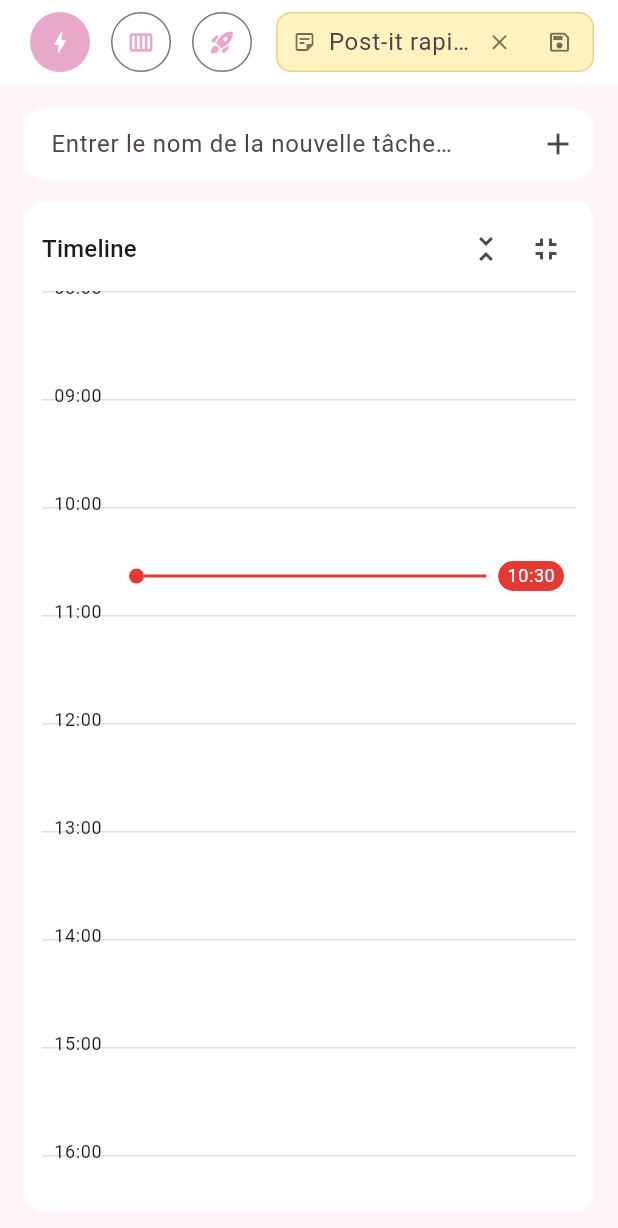
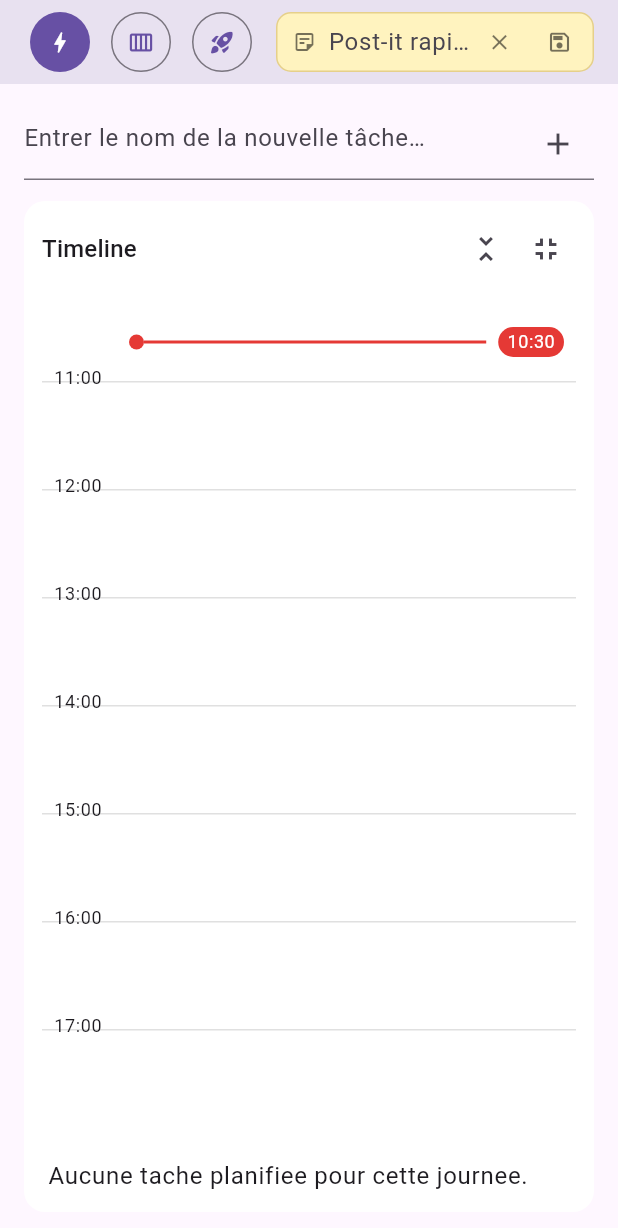
Before and after one commit to alimax2017/tamago, a Flutter app: the screen it shows after launch, after a tap on the "unfold less" icon, after a tap on the "unfold more" icon, after a tap on the "open in full" icon, on a phone screen of 412 x 824 dp. Shown: the top 1228 px of the screen. Run offline on Flutter 3.47's test engine with Material 3 defaults, Android fonts, the phone set to English and light mode, and no system bars; our stand-ins replace shared_preferences.

Commit message:
Code clean, ready for commit: format, bugfixes, mobile UI optimizations

```diff
--- a/lib/main.dart
+++ b/lib/main.dart
@@ -13,65 +13,23 @@ void main() {
   runZonedGuarded(
     () {
       WidgetsFlutterBinding.ensureInitialized();
-
       FlutterError.onError = (FlutterErrorDetails details) {
         debugPrint('[Tamago][FlutterError] ${details.exceptionAsString()}');
         debugPrint(details.stack?.toString() ?? 'No stack trace');
       };
-
       ui.PlatformDispatcher.instance.onError =
           (Object error, StackTrace stack) {
             debugPrint('[Tamago][PlatformError] $error');
             debugPrint(stack.toString());
             return true;
           };
-
-      runApp(const TamagoApp());
-    },
-    (Object error, StackTrace stack) {
+      runApp(const MaterialApp(home: TodayPage()));
+    },
+    (error, stack) {
       debugPrint('[Tamago][ZoneError] $error');
       debugPrint(stack.toString());
     },
   );
-}
-
-class TamagoApp extends StatelessWidget {
-  const TamagoApp({super.key});
-
-  @override
-  Widget build(BuildContext context) {
-    const pastelBackground = Color(0xFFFFF4F9);
-    const pastelPrimary = Color(0xFFE8A8C9);
-    const pastelSecondary = Color(0xFFFFC9DE);
-
-    return MaterialApp(
-      title: 'Tamago Tasks',
-      theme: ThemeData(
-        useMaterial3: true,
-        colorScheme: ColorScheme.fromSeed(
-          seedColor: pastelPrimary,
-          brightness: Brightness.light,
-          primary: pastelPrimary,
-          secondary: pastelSecondary,
-          surface: Colors.white,
-        ),
-        scaffoldBackgroundColor: pastelBackground,
-        inputDecorationTheme: InputDecorationTheme(
-          filled: true,
-          fillColor: Colors.white,
-          border: OutlineInputBorder(
-            borderRadius: BorderRadius.circular(14),
-            borderSide: BorderSide.none,
-          ),
-          contentPadding: const EdgeInsets.symmetric(
-            horizontal: 14,
-            vertical: 12,
-          ),
-        ),
-      ),
-      home: const TodayPage(),
-    );
-  }
 }
 
 enum MainView { today, planning, projects }
@@ -301,6 +259,63 @@ class TodayPage extends StatefulWidget {
 }
 
 class _TodayPageState extends State<TodayPage> with WidgetsBindingObserver {
+    final Set<String> _expandedProjectIds = <String>{};
+  DateTime _withTime(DateTime day, TimeOfDay time) {
+    return DateTime(day.year, day.month, day.day, time.hour, time.minute);
+  }
+
+  void _resetRecurringTasksStatus() {
+    final today = _dateOnly(DateTime.now());
+    for (final task in _tasks) {
+      if (_isRecurringTask(task) &&
+          task.status == 'Terminé' &&
+          !_isSameDay(task.date, today)) {
+        task.status = 'À faire';
+      }
+    }
+  }
+
+  Duration? _reminderOffset(String option) {
+    switch (option) {
+      case '1 jour avant':
+        return const Duration(days: 1);
+      case '1h avant':
+        return const Duration(hours: 1);
+      case '10 min avant':
+        return const Duration(minutes: 10);
+      default:
+        return null;
+    }
+  }
+
+  String _encodeReminderSelections(Set<String> selections) {
+    if (selections.isEmpty) return 'Aucun';
+    return selections.join(' | ');
+  }
+
+  void _centerTimelineOnNow() {
+    WidgetsBinding.instance.addPostFrameCallback((_) {
+      if (!_planningDayScrollController.hasClients) return;
+      final nowMinutes = _liveNow.hour * 60 + _liveNow.minute;
+      final forcedMin = nowMinutes - 180;
+      final minMinutes = forcedMin;
+      final startHour = minMinutes ~/ 60;
+      const hourHeight = 72.0;
+      final nowTop = ((nowMinutes / 60) - startHour) * hourHeight;
+      final viewportHeight =
+          _planningDayScrollController.position.viewportDimension;
+      final targetOffset = nowTop.clamp(
+        0.0,
+        _planningDayScrollController.position.maxScrollExtent,
+      );
+      _planningDayScrollController.animateTo(
+        targetOffset,
+        duration: const Duration(milliseconds: 280),
+        curve: Curves.easeOutCubic,
+      );
+    });
+  }
+
   static const _tasksStorageKey = 'tamago_tasks_v1';
   static const _projectsStorageKey = 'tamago_projects_v1';
   static const _weekNotesStorageKey = 'tamago_week_notes_v1';
@@ -392,46 +407,11 @@ class _TodayPageState extends State<TodayPage> with WidgetsBindingObserver {
     if (trimmed.isEmpty || trimmed == 'Aucun') {
       return const <String>[];
     }
-
     final tokens = trimmed
         .split(RegExp(r'\||,'))
         .map((value) => value.trim())
         .where((value) => value.isNotEmpty && value != 'Aucun');
-
-    return tokens
-        .where((value) => _reminderOptions.contains(value))
-        .toSet()
-        .toList();
-  }
-
-  String _encodeReminderSelections(Set<String> reminders) {
-    if (reminders.isEmpty) {
-      return 'Aucun';
-    }
-    final ordered = _reminderOptions
-        .where((option) => reminders.contains(option))
-        .toList();
-    if (ordered.isEmpty) {
-      return 'Aucun';
-    }
-    return ordered.join('|');
-  }
-
-  Duration? _reminderOffset(String reminder) {
-    switch (reminder) {
-      case '1 jour avant':
-        return const Duration(days: 1);
-      case '1h avant':
-        return const Duration(hours: 1);
-      case '10 min avant':
-        return const Duration(minutes: 10);
-      default:
-        return null;
-    }
-  }
-
-  DateTime _withTime(DateTime day, TimeOfDay time) {
-    return DateTime(day.year, day.month, day.day, time.hour, time.minute);
+    return tokens.toList();
   }
 
   String _reminderId(
@@ -847,6 +827,7 @@ class _TodayPageState extends State<TodayPage> with WidgetsBindingObserver {
         _todayTasksPaneCollapsed = false;
       } else {
         _todayTimelinePaneCollapsed = false;
+        _centerTimelineOnNow();
       }
     });
   }
@@ -964,6 +945,7 @@ class _TodayPageState extends State<TodayPage> with WidgetsBindingObserver {
       if (_projects.isNotEmpty && _selectedProjectId == null) {
         _selectedProjectId = _projects.first.id;
       }
+      _resetRecurringTasksStatus();
     });
     _refreshLiveNowAndReminders();
   }
@@ -2595,51 +2577,37 @@ class _TodayPageState extends State<TodayPage> with WidgetsBindingObserver {
         : _tasksForProject(selectedProject);
 
     Widget buildProjectRow(ProjectItem project) {
-      final isSelected = _selectedProjectId == project.id;
-
+      final isExpanded = _expandedProjectIds.contains(project.id);
       return Padding(
         key: ValueKey('project-${project.id}'),
         padding: const EdgeInsets.only(bottom: 10),
         child: Column(
           crossAxisAlignment: CrossAxisAlignment.start,
           children: [
-            Container(
-              decoration: BoxDecoration(
-                color: Colors.white,
-                borderRadius: BorderRadius.circular(14),
-                border: Border(
-                  left: BorderSide(color: project.color.color, width: 2),
-                  top: BorderSide(color: project.color.color, width: 1),
-                  right: BorderSide(color: project.color.color, width: 1),
-                  bottom: BorderSide(color: project.color.color, width: 1),
-                ),
-              ),
-              child: Material(
-                color: Colors.transparent,
-                borderRadius: BorderRadius.circular(14),
-                child: ListTile(
-                  selected: isSelected,
-                  leading: IconButton(
+            Row(
+              children: [
+                IconButton(
                   onPressed: () => _cycleProjectStatus(project),
-                    icon: Icon(
-                      _statusIcon(project.status),
-                      color: project.color.color,
-                    ),
+                  icon: Icon(_statusIcon(project.status), color: project.color.color),
                   tooltip: 'Changer le statut',
                 ),
-                  title: Text(project.name),
-                  trailing: IconButton(
-                    onPressed: () => _selectProjectTasksPanel(project),
-                    tooltip: 'Afficher les tâches',
-                    icon: Icon(
-                      isSelected
-                          ? Icons.checklist_rounded
-                          : Icons.checklist_outlined,
-                    ),
-                  ),
-                  onTap: () => _openProjectEditor(project),
-                ),
-              ),
+                Expanded(
+                  child: Text(project.name, style: Theme.of(context).textTheme.titleMedium),
+                ),
+                IconButton(
+                  onPressed: () {
+                    setState(() {
+                      if (isExpanded) {
+                        _expandedProjectIds.remove(project.id);
+                      } else {
+                        _expandedProjectIds.add(project.id);
+                      }
+                    });
+                  },
+                  tooltip: isExpanded ? 'Masquer les tâches' : 'Afficher les tâches',
+                  icon: Icon(isExpanded ? Icons.expand_less : Icons.expand_more),
+                ),
+              ],
             ),
           ],
         ),
@@ -2687,6 +2655,18 @@ class _TodayPageState extends State<TodayPage> with WidgetsBindingObserver {
         final isCompact = constraints.maxWidth < 900;
 
         if (isCompact) {
+          return Padding(
+            padding: const EdgeInsets.all(16),
+            child: Column(
+              children: [
+                TextField(
+                  controller: _quickAddProjectController,
+                  textInputAction: TextInputAction.done,
+                  onSubmitted: (_) => _addProjectFromPrompt(),
+                  decoration: InputDecoration(
+                    hintText: 'Entrer le nom du nouveau projet…',
+                    suffixIcon: IconButton(
+                      onPressed: _addProjectFromPrompt,
                       return Padding(
                         padding: const EdgeInsets.all(16),
                         child: Column(
@@ -2706,9 +2686,6 @@ class _TodayPageState extends State<TodayPage> with WidgetsBindingObserver {
                             ),
                             const SizedBox(height: 14),
                             Expanded(
-                  child: Column(
-                    children: [
-                      Expanded(
                               child: _projects.isEmpty
                                   ? Center(
                                       child: Text(
@@ -2720,22 +2697,57 @@ class _TodayPageState extends State<TodayPage> with WidgetsBindingObserver {
                                       itemCount: _projects.length,
                                       itemBuilder: (context, index) {
                                         final project = _projects[index];
-                                  return buildProjectRow(project);
-                                },
-                              ),
-                      ),
-                      const SizedBox(height: 10),
-                      buildLeftTasksPanel(),
-                    ],
-                  ),
-                ),
-              ],
-            ),
-          );
-        }
-
-        return Padding(
-          padding: const EdgeInsets.all(16),
+                                        final isExpanded = _expandedProjectIds.contains(project.id);
+                                        return Column(
+                                          crossAxisAlignment: CrossAxisAlignment.start,
+                                          children: [
+                                            buildProjectRow(project),
+                                            if (isExpanded) ...[
+                                              const SizedBox(height: 8),
+                                              TextField(
+                                                controller: _quickAddProjectTaskController,
+                                                textInputAction: TextInputAction.done,
+                                                onSubmitted: (_) => _addTaskToSelectedProjectFromPrompt(),
+                                                decoration: InputDecoration(
+                                                  hintText: 'Entrer le nom de la nouvelle tâche du projet…',
+                                                  suffixIcon: IconButton(
+                                                    onPressed: _addTaskToSelectedProjectFromPrompt,
+                                                    icon: const Icon(Icons.add),
+                                                    tooltip: 'Ajouter',
+                                                  ),
+                                                ),
+                                              ),
+                                              const SizedBox(height: 8),
+                                              ...(_tasksForProject(project).isEmpty
+                                                  ? [
+                                                      Text(
+                                                        'Aucune tâche dans ce projet.',
+                                                        style: Theme.of(context).textTheme.bodyLarge,
+                                                      ),
+                                                    ]
+                                                  : _tasksForProject(project).map((task) =>
+                                                      ListTile(
+                                                        key: ObjectKey(task),
+                                                        title: _buildTaskNameWithRecurrenceIcon(task, style: Theme.of(context).textTheme.bodyMedium),
+                                                        subtitle: task.startTime != null && task.endTime != null
+                                                            ? Text(_timeRangeLabel(task), style: Theme.of(context).textTheme.bodySmall)
+                                                            : null,
+                                                        onTap: () => _openTaskEditor(task),
+                                                        dense: true,
+                                                        visualDensity: VisualDensity.compact,
+                                                        contentPadding: EdgeInsets.zero,
+                                                      ),
+                                                    ),
+                                              ),
+                                            ],
+                                          ],
+                                        );
+                                      },
+                                    ),
+                            ),
+                          ],
+                        ),
+                      );
           child: Row(
             children: [
               Expanded(
@@ -3003,15 +3015,20 @@ class _TodayPageState extends State<TodayPage> with WidgetsBindingObserver {
       }
     }
 
-    final minMinutes = firstStart.clamp(0, 23 * 60);
-    final maxMinutes = lastEnd.clamp(minMinutes + 60, 24 * 60);
+    // Force la plage horaire à inclure l'heure actuelle
+    // Toujours élargir la plage pour inclure l'heure actuelle
+    final forcedMin = nowMinutes - 180;
+    final forcedMax = nowMinutes + 180;
+    final minMinutes = firstStart < forcedMin ? firstStart : forcedMin;
+    final maxMinutes = lastEnd > forcedMax ? lastEnd : forcedMax;
+
+    // Toujours afficher la ligne rouge
+    final showsNowIndicator = isTodayView;
 
     final startHour = minMinutes ~/ 60;
     final endHour = (maxMinutes / 60).ceil();
     const hourHeight = 72.0;
     final totalHeight = (endHour - startHour) * hourHeight;
-    final showsNowIndicator =
-        isTodayView && nowMinutes >= minMinutes && nowMinutes <= maxMinutes;
     final nowTop = ((nowMinutes / 60) - startHour) * hourHeight;
 
     if (isTodayView && _lastAutoScrolledPlanningDay == null) {
@@ -3019,7 +3036,9 @@ class _TodayPageState extends State<TodayPage> with WidgetsBindingObserver {
         if (!mounted || !_planningDayScrollController.hasClients) {
           return;
         }
-        final targetOffset = (nowTop - 180).clamp(
+        final viewportHeight =
+            _planningDayScrollController.position.viewportDimension;
+        final targetOffset = (nowTop - viewportHeight / 2).clamp(
           0.0,
           _planningDayScrollController.position.maxScrollExtent,
         );
@@ -3273,7 +3292,7 @@ class _TodayPageState extends State<TodayPage> with WidgetsBindingObserver {
               }
 
               final day = days[index];
-              final tasks = _completedTasksForDate(day);
+              final tasks = _tasksForDate(day);
               final timedTasks = tasks
                   .where(
                     (task) => task.startTime != null && task.endTime != null,
```
Lines whose indentation alone changed are shown as unchanged.
